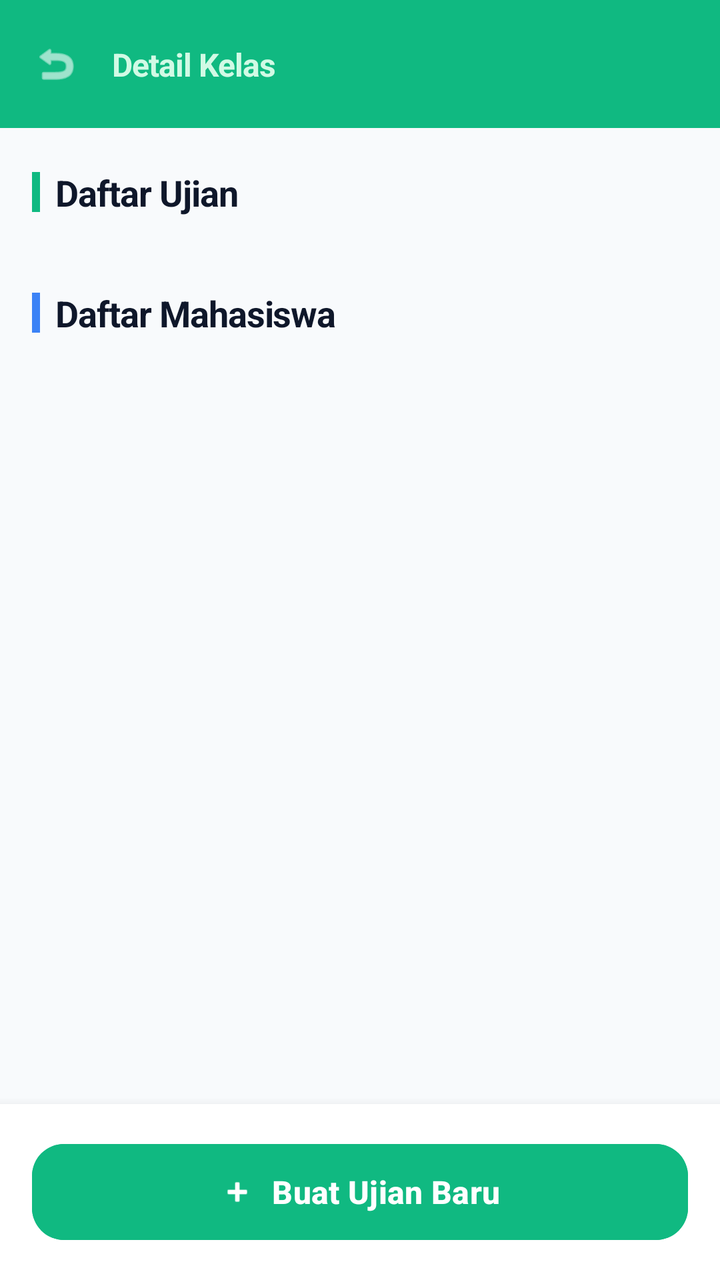
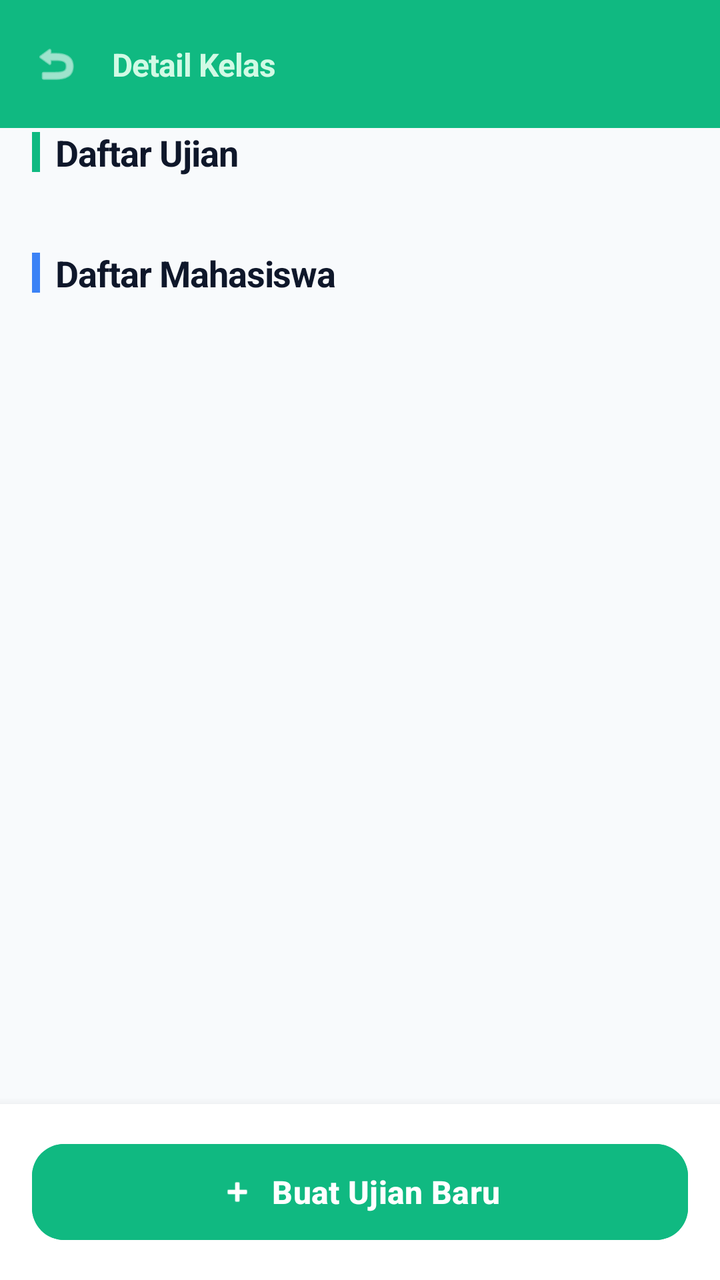

Screens rendered from an Android XML layout before and after an edit, with the pre-edit source and the edit as a unified diff.
<!-- AndroidManifest.xml: application theme Theme.IFUnjaniExam -->
<!-- res/layout/activity_dosen_class_detail.xml -->
<?xml version="1.0" encoding="utf-8"?>
<androidx.coordinatorlayout.widget.CoordinatorLayout xmlns:android="http://schemas.android.com/apk/res/android"
    xmlns:app="http://schemas.android.com/apk/res-auto"
    android:layout_width="match_parent"
    android:layout_height="match_parent"
    android:background="#F8FAFC">

    <com.google.android.material.appbar.AppBarLayout
        android:id="@+id/appBarLayout"
        android:layout_width="match_parent"
        android:layout_height="wrap_content"
        app:elevation="0dp"
        android:background="#10B981"
        app:layout_constraintTop_toTopOf="parent">

        <androidx.constraintlayout.widget.ConstraintLayout
            android:id="@+id/topBar"
            android:layout_width="match_parent"
            android:layout_height="?attr/actionBarSize">

            <ImageView
                android:id="@+id/btnBack"
                android:layout_width="40dp"
                android:layout_height="40dp"
                android:layout_marginStart="8dp"
                android:padding="8dp"
                android:src="@android:drawable/ic_menu_revert"
                app:tint="#FFFFFF"
                android:background="?attr/selectableItemBackgroundBorderless"
                android:clickable="true"
                android:focusable="true"
                app:layout_constraintBottom_toBottomOf="parent"
                app:layout_constraintStart_toStartOf="parent"
                app:layout_constraintTop_toTopOf="parent" />

            <TextView
                android:layout_width="wrap_content"
                android:layout_height="wrap_content"
                android:layout_marginStart="8dp"
                android:text="Detail Kelas"
                android:textColor="#D1FAE5"
                android:textSize="16sp"
                android:textStyle="bold"
                android:letterSpacing="-0.02"
                app:layout_constraintBottom_toBottomOf="parent"
                app:layout_constraintStart_toEndOf="@id/btnBack"
                app:layout_constraintTop_toTopOf="parent" />
        </androidx.constraintlayout.widget.ConstraintLayout>
        
        <LinearLayout
            android:id="@+id/headerContent"
            android:layout_width="match_parent"
            android:layout_height="wrap_content"
            android:paddingHorizontal="16dp"
            android:paddingBottom="24dp"
            android:orientation="vertical"
            android:visibility="gone"
            app:layout_scrollFlags="scroll|enterAlways">
            <TextView
                android:id="@+id/tvClassName"
                android:layout_width="match_parent"
                android:layout_height="wrap_content"
                android:text="Nama Kelas"
                android:textColor="#FFFFFF"
                android:textSize="24sp"
                android:textStyle="bold"
                android:letterSpacing="-0.02" />

            <TextView
                android:id="@+id/tvCourseName"
                android:layout_width="wrap_content"
                android:layout_height="wrap_content"
                android:layout_marginTop="4dp"
                android:textColor="#D1FAE5"
                android:textSize="15sp" />

            <LinearLayout
                android:layout_width="match_parent"
                android:layout_height="wrap_content"
                android:orientation="horizontal"
                android:layout_marginTop="12dp">

                
                <TextView
                    android:id="@+id/tvStudentCount"
                    android:layout_width="wrap_content"
                    android:layout_height="wrap_content"
                    android:background="@drawable/badge_teal"
                    android:backgroundTint="#059669"
                    android:paddingHorizontal="12dp"
                    android:paddingVertical="6dp"
                    android:textColor="#FFFFFF"
                    android:textSize="12sp"
                    android:layout_marginEnd="8dp" />

                
                <TextView
                    android:id="@+id/tvSemester"
                    android:layout_width="wrap_content"
                    android:layout_height="wrap_content"
                    android:background="@drawable/badge_green"
                    android:backgroundTint="#047857"
                    android:paddingHorizontal="12dp"
                    android:paddingVertical="6dp"
                    android:textColor="#FFFFFF"
                    android:textSize="12sp" />
            </LinearLayout>
        </LinearLayout>
    </com.google.android.material.appbar.AppBarLayout>

    <androidx.core.widget.NestedScrollView
        android:id="@+id/scrollContent"
        android:layout_width="match_parent"
        android:layout_height="match_parent"
        app:layout_behavior="@string/appbar_scrolling_view_behavior">

        <LinearLayout
            android:layout_width="match_parent"
            android:layout_height="wrap_content"
            android:orientation="vertical"
            android:paddingHorizontal="16dp"
            android:paddingTop="20dp"
            android:paddingBottom="100dp">

            <LinearLayout
                android:layout_width="match_parent"
                android:layout_height="wrap_content"
                android:gravity="center_vertical"
                android:orientation="horizontal"
                android:layout_marginBottom="12dp">

                <View
                    android:layout_width="4dp"
                    android:layout_height="20dp"
                    android:background="#10B981"
                    android:layout_marginEnd="8dp"
                    app:cornerRadius="2dp" />

                <TextView
                    android:layout_width="wrap_content"
                    android:layout_height="wrap_content"
                    android:text="Daftar Ujian"
                    android:textColor="#0F172A"
                    android:textSize="18sp"
                    android:textStyle="bold"
                    android:letterSpacing="-0.02" />
            </LinearLayout>

            <androidx.recyclerview.widget.RecyclerView
                android:id="@+id/rvExams"
                android:layout_width="match_parent"
                android:layout_height="wrap_content"
                android:nestedScrollingEnabled="false" />

            <TextView
                android:id="@+id/tvEmptyExams"
                android:layout_width="match_parent"
                android:layout_height="wrap_content"
                android:gravity="center"
                android:paddingVertical="12dp"
                android:text="Belum ada ujian di kelas ini"
                android:textColor="#64748B"
                android:textSize="14sp"
                android:visibility="gone" />

            
            <LinearLayout
                android:layout_width="match_parent"
                android:layout_height="wrap_content"
                android:gravity="center_vertical"
                android:orientation="horizontal"
                android:layout_marginTop="24dp"
                android:layout_marginBottom="12dp">

                <View
                    android:layout_width="4dp"
                    android:layout_height="20dp"
                    android:background="#3B82F6"
                    android:layout_marginEnd="8dp"
                    app:cornerRadius="2dp" />

                <TextView
                    android:layout_width="wrap_content"
                    android:layout_height="wrap_content"
                    android:text="Daftar Mahasiswa"
                    android:textColor="#0F172A"
                    android:textSize="18sp"
                    android:textStyle="bold"
                    android:letterSpacing="-0.02" />
            </LinearLayout>

            <androidx.recyclerview.widget.RecyclerView
                android:id="@+id/rvStudents"
                android:layout_width="match_parent"
                android:layout_height="wrap_content"
                android:nestedScrollingEnabled="false" />

            <TextView
                android:id="@+id/tvEmptyStudents"
                android:layout_width="match_parent"
                android:layout_height="wrap_content"
                android:gravity="center"
                android:paddingVertical="12dp"
                android:text="Belum ada mahasiswa di kelas ini"
                android:textColor="#64748B"
                android:textSize="14sp"
                android:visibility="gone" />

        </LinearLayout>
    </androidx.core.widget.NestedScrollView>

    <LinearLayout
        android:id="@+id/bottomBar"
        android:layout_width="match_parent"
        android:layout_height="wrap_content"
        android:layout_gravity="bottom"
        android:background="#FFFFFF"
        android:elevation="8dp"
        android:padding="16dp">

        <com.google.android.material.button.MaterialButton
            android:id="@+id/btnCreateExam"
            android:layout_width="match_parent"
            android:layout_height="56dp"
            android:text="Buat Ujian Baru"
            android:backgroundTint="#10B981"
            android:textColor="#FFFFFF"
            android:textSize="16sp"
            android:textStyle="bold"
            app:icon="@android:drawable/ic_input_add"
            app:iconTint="#FFFFFF"
            app:iconGravity="textStart"
            app:cornerRadius="16dp" />
    </LinearLayout>

    
    <ProgressBar
        android:id="@+id/progressBar"
        android:layout_width="wrap_content"
        android:layout_height="wrap_content"
        android:layout_gravity="center"
        android:indeterminateTint="#10B981"
        android:visibility="gone" />

</androidx.coordinatorlayout.widget.CoordinatorLayout>
<!-- resources referenced by this layout -->
<resources>
  <!-- drawable badge_green (drawable) -->
  <?xml version="1.0" encoding="utf-8"?>
  <shape xmlns:android="http://schemas.android.com/apk/res/android"
      android:shape="rectangle">
      <solid android:color="#27ae60" />
      <corners android:radius="20dp" />
  </shape>
  <!-- drawable badge_teal (drawable) -->
  <?xml version="1.0" encoding="utf-8"?>
  <shape xmlns:android="http://schemas.android.com/apk/res/android"
      android:shape="rectangle">
      <solid android:color="#1abc9c" />
      <corners android:radius="20dp" />
  </shape>
  <style name="Theme.IFUnjaniExam" parent="Base.Theme.IFUnjaniExam" />
  <style name="Base.Theme.IFUnjaniExam" parent="Theme.Material3.DayNight.NoActionBar">
          
          
      </style>
</resources>

<!-- the commit's change to res/layout/activity_dosen_class_detail.xml (unified diff, before → after) -->
@@ -10,13 +10,13 @@
         android:layout_width="match_parent"
         android:layout_height="wrap_content"
         app:elevation="0dp"
-        android:background="#10B981"
         app:layout_constraintTop_toTopOf="parent">
 
         <androidx.constraintlayout.widget.ConstraintLayout
             android:id="@+id/topBar"
             android:layout_width="match_parent"
-            android:layout_height="?attr/actionBarSize">
+            android:layout_height="?attr/actionBarSize"
+            android:background="#10B981">
 
             <ImageView
                 android:id="@+id/btnBack"
@@ -46,66 +46,6 @@
                 app:layout_constraintStart_toEndOf="@id/btnBack"
                 app:layout_constraintTop_toTopOf="parent" />
         </androidx.constraintlayout.widget.ConstraintLayout>
-        
-        <LinearLayout
-            android:id="@+id/headerContent"
-            android:layout_width="match_parent"
-            android:layout_height="wrap_content"
-            android:paddingHorizontal="16dp"
-            android:paddingBottom="24dp"
-            android:orientation="vertical"
-            android:visibility="gone"
-            app:layout_scrollFlags="scroll|enterAlways">
-            <TextView
-                android:id="@+id/tvClassName"
-                android:layout_width="match_parent"
-                android:layout_height="wrap_content"
-                android:text="Nama Kelas"
-                android:textColor="#FFFFFF"
-                android:textSize="24sp"
-                android:textStyle="bold"
-                android:letterSpacing="-0.02" />
-
-            <TextView
-                android:id="@+id/tvCourseName"
-                android:layout_width="wrap_content"
-                android:layout_height="wrap_content"
-                android:layout_marginTop="4dp"
-                android:textColor="#D1FAE5"
-                android:textSize="15sp" />
-
-            <LinearLayout
-                android:layout_width="match_parent"
-                android:layout_height="wrap_content"
-                android:orientation="horizontal"
-                android:layout_marginTop="12dp">
-
-                
-                <TextView
-                    android:id="@+id/tvStudentCount"
-                    android:layout_width="wrap_content"
-                    android:layout_height="wrap_content"
-                    android:background="@drawable/badge_teal"
-                    android:backgroundTint="#059669"
-                    android:paddingHorizontal="12dp"
-                    android:paddingVertical="6dp"
-                    android:textColor="#FFFFFF"
-                    android:textSize="12sp"
-                    android:layout_marginEnd="8dp" />
-
-                
-                <TextView
-                    android:id="@+id/tvSemester"
-                    android:layout_width="wrap_content"
-                    android:layout_height="wrap_content"
-                    android:background="@drawable/badge_green"
-                    android:backgroundTint="#047857"
-                    android:paddingHorizontal="12dp"
-                    android:paddingVertical="6dp"
-                    android:textColor="#FFFFFF"
-                    android:textSize="12sp" />
-            </LinearLayout>
-        </LinearLayout>
     </com.google.android.material.appbar.AppBarLayout>
 
     <androidx.core.widget.NestedScrollView
@@ -119,8 +59,67 @@
             android:layout_height="wrap_content"
             android:orientation="vertical"
             android:paddingHorizontal="16dp"
-            android:paddingTop="20dp"
+            android:paddingTop="0dp"
             android:paddingBottom="100dp">
+
+            <LinearLayout
+                android:id="@+id/headerContent"
+                android:layout_width="match_parent"
+                android:layout_height="wrap_content"
+                android:paddingHorizontal="16dp"
+                android:paddingTop="16dp"
+                android:paddingBottom="24dp"
+                android:background="#10B981"
+                android:orientation="vertical"
+                android:visibility="gone">
+                <TextView
+                    android:id="@+id/tvClassName"
+                    android:layout_width="match_parent"
+                    android:layout_height="wrap_content"
+                    android:text="Nama Kelas"
+                    android:textColor="#FFFFFF"
+                    android:textSize="24sp"
+                    android:textStyle="bold"
+                    android:letterSpacing="-0.02" />
+
+                <TextView
+                    android:id="@+id/tvCourseName"
+                    android:layout_width="wrap_content"
+                    android:layout_height="wrap_content"
+                    android:layout_marginTop="4dp"
+                    android:textColor="#D1FAE5"
+                    android:textSize="15sp" />
+
+                <LinearLayout
+                    android:layout_width="match_parent"
+                    android:layout_height="wrap_content"
+                    android:orientation="horizontal"
+                    android:layout_marginTop="12dp">
+
+                    <TextView
+                        android:id="@+id/tvStudentCount"
+                        android:layout_width="wrap_content"
+                        android:layout_height="wrap_content"
+                        android:background="@drawable/badge_teal"
+                        android:backgroundTint="#059669"
+                        android:paddingHorizontal="12dp"
+                        android:paddingVertical="6dp"
+                        android:textColor="#FFFFFF"
+                        android:textSize="12sp"
+                        android:layout_marginEnd="8dp" />
+
+                    <TextView
+                        android:id="@+id/tvSemester"
+                        android:layout_width="wrap_content"
+                        android:layout_height="wrap_content"
+                        android:background="@drawable/badge_green"
+                        android:backgroundTint="#047857"
+                        android:paddingHorizontal="12dp"
+                        android:paddingVertical="6dp"
+                        android:textColor="#FFFFFF"
+                        android:textSize="12sp" />
+                </LinearLayout>
+            </LinearLayout>
 
             <LinearLayout
                 android:layout_width="match_parent"
